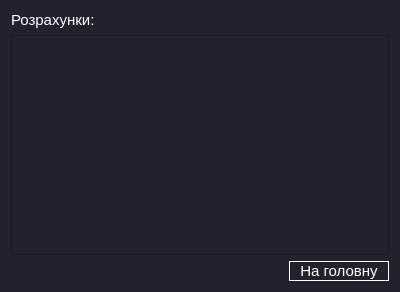
The window that resultViushka.ui (NonExistentUsername/proctica) describes before a commit, drawn with Qt 5.
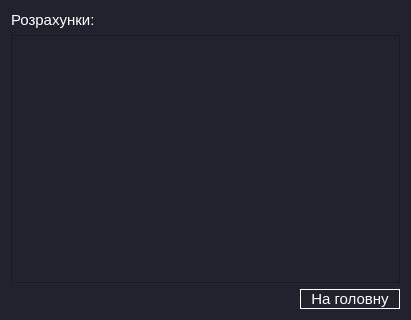
The same window after the commit.

Patch:
```diff
--- a/resultViushka.ui
+++ b/resultViushka.ui
@@ -6,8 +6,8 @@
    <rect>
     <x>0</x>
     <y>0</y>
-    <width>400</width>
-    <height>292</height>
+    <width>411</width>
+    <height>320</height>
    </rect>
   </property>
   <property name="sizePolicy">
```
Left out of the diff: 3 changed lines with no effect on the pictures.
